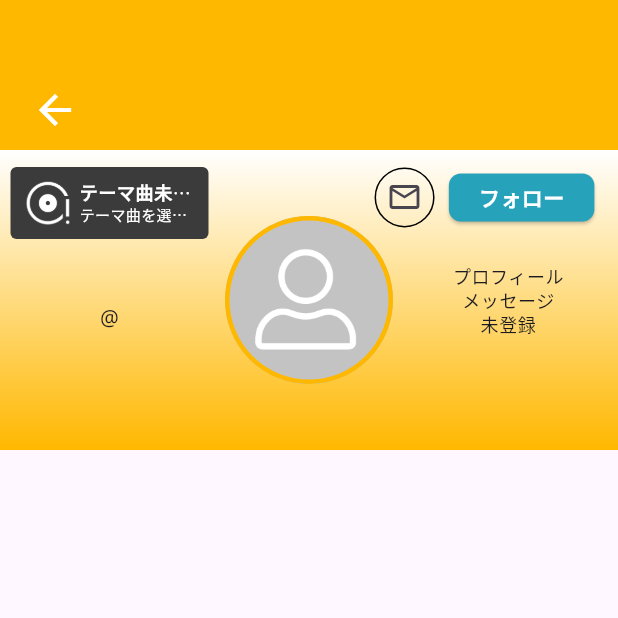
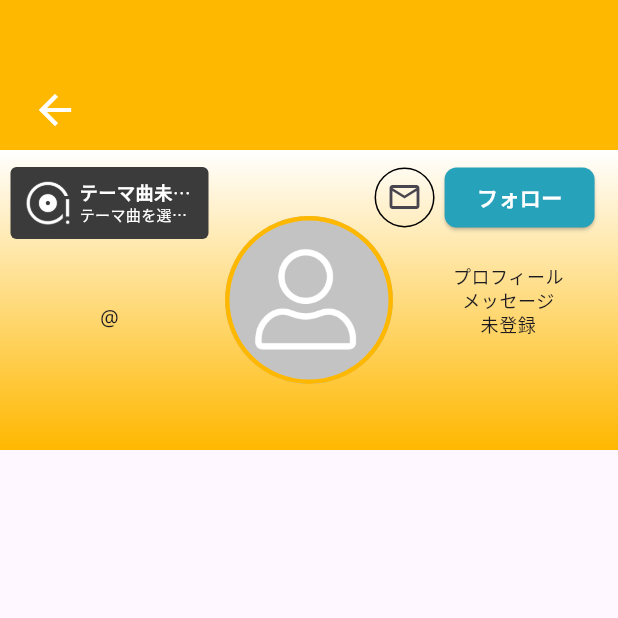
Before and after one commit to aru-gone2002/putone, a Flutter app: the screen it shows once a user with an empty profile is signed in, after a tap on an icon or button, on a phone screen of 412 x 824 dp, the top half of it. Run offline on Flutter 3.47's test engine with Material 3 defaults, Android fonts, the phone set to English and light mode, and no system bars; drawn by our look-alikes of extended_image; our stand-ins replace cloud_firestore, drift, firebase_auth, firebase_core, firebase_storage, flutter_dotenv and 8 more; missing offline and left inert: firebase_app_check, sqlite3; accounts and stored records are empty; generated files the repository leaves out were written again.

Commit message:
ユーザー検索機能から自分以外のユーザーのプロフィール画面に飛べるようにインターフェースを揃えた。

```diff
--- a/lib/view/profile/friend_profile_page.dart
+++ b/lib/view/profile/friend_profile_page.dart
@@ -3,15 +3,16 @@ import 'package:flutter_riverpod/flutter_riverpod.dart';
 import 'package:putone/constants/height.dart';
 import 'package:putone/constants/strings.dart';
 import 'package:putone/constants/width.dart';
+import 'package:putone/data/user_profile/user_profile.dart';
 import 'package:putone/providers/user_profile_provider.dart';
 import 'package:putone/theme/app_color_theme.dart';
 import 'package:putone/view_model/profile_view_model.dart';
 import 'package:extended_image/extended_image.dart';
 
 class FriendProfilePage extends ConsumerStatefulWidget {
-  const FriendProfilePage({super.key, required this.uid});
+  const FriendProfilePage({super.key, required this.userProfile});
 
-  final String uid;
+  final UserProfile userProfile;
 
   @override
   ConsumerState<FriendProfilePage> createState() {
@@ -20,24 +21,25 @@ class FriendProfilePage extends ConsumerStatefulWidget {
 }
 
 class FriendProfilePageState extends ConsumerState<FriendProfilePage> {
+  // --------------------------
+  // フォローボタン変化の仮実装用
+  bool isFollowing = false;
+  // --------------------------
+
   @override
   void initState() {
     super.initState();
-    ref.read(userProfileProvider);
   }
 
   @override
   Widget build(BuildContext context) {
-    final ProfileViewModel profileViewModel = ProfileViewModel();
     final GlobalObjectKey<ScaffoldState> scaffoldKey = GlobalObjectKey(context);
-    profileViewModel.setRef(ref);
 
     const double sideProfileWidth = 132;
     const double profileImgSize = 112;
 
     // Firestoreからプロフィール情報を取得する
     //print(widget.uid);
-    profileViewModel.getUserProfile(widget.uid);
     //print(profileViewModel.userId);
 
     return Scaffold(
@@ -68,7 +70,7 @@ class FriendProfilePageState extends ConsumerState<FriendProfilePage> {
                 Align(
                   alignment: const Alignment(0, 0.6),
                   child: Text(
-                    profileViewModel.userName,
+                    widget.userProfile.userName,
                     style: Theme.of(context).textTheme.titleLarge!.copyWith(
                           color: Colors.white,
                           fontWeight: FontWeight.bold,
@@ -109,9 +111,9 @@ class FriendProfilePageState extends ConsumerState<FriendProfilePage> {
                     child: Row(
                       crossAxisAlignment: CrossAxisAlignment.center,
                       children: [
-                        (profileViewModel.themeMusicImg != '')
+                        (widget.userProfile.themeMusicImg != '')
                             ? ExtendedImage.network(
-                                profileViewModel.themeMusicImg,
+                                widget.userProfile.themeMusicImg,
                                 height: favoriteMusicImgHeight,
                                 width: favoriteMusicImgWidth,
                                 fit: BoxFit.cover,
@@ -132,8 +134,8 @@ class FriendProfilePageState extends ConsumerState<FriendProfilePage> {
                             crossAxisAlignment: CrossAxisAlignment.start,
                             children: [
                               Text(
-                                (profileViewModel.themeMusicName != '')
-                                    ? profileViewModel.themeMusicName
+                                (widget.userProfile.themeMusicName != '')
+                                    ? widget.userProfile.themeMusicName
                                     : themeSongIsNotSelectedText,
                                 style: Theme.of(context)
                                     .textTheme
@@ -146,8 +148,8 @@ class FriendProfilePageState extends ConsumerState<FriendProfilePage> {
                                 maxLines: 1,
                               ),
                               Text(
-                                (profileViewModel.themeMusicArtistName != '')
-                                    ? profileViewModel.themeMusicArtistName
+                                (widget.userProfile.themeMusicArtistName != '')
+                                    ? widget.userProfile.themeMusicArtistName
                                     : askToSettingThemeSongText,
                                 overflow: TextOverflow.ellipsis,
                                 maxLines: 1,
@@ -171,7 +173,7 @@ class FriendProfilePageState extends ConsumerState<FriendProfilePage> {
                       mainAxisSize: MainAxisSize.min,
                       children: [
                         Text(
-                          profileViewModel.userName,
+                          widget.userProfile.userName,
                           maxLines: 1,
                           overflow: TextOverflow.ellipsis,
                           style: Theme.of(context)
@@ -180,7 +182,7 @@ class FriendProfilePageState extends ConsumerState<FriendProfilePage> {
                               .copyWith(fontWeight: FontWeight.bold),
                         ),
                         Text(
-                          '@${profileViewModel.userId}',
+                          '@${widget.userProfile.userId}',
                           maxLines: 1,
                           overflow: TextOverflow.ellipsis,
                           style: Theme.of(context).textTheme.bodyMedium,
@@ -191,9 +193,9 @@ class FriendProfilePageState extends ConsumerState<FriendProfilePage> {
                 ),
                 Align(
                   alignment: const Alignment(0, 0),
-                  child: (profileViewModel.userImg != '')
+                  child: (widget.userProfile.userImg != '')
                       ? ExtendedImage.network(
-                          profileViewModel.userImg,
+                          widget.userProfile.userImg,
                           width: profileImgSize,
                           height: profileImgSize,
                           fit: BoxFit.cover,
@@ -232,12 +234,15 @@ class FriendProfilePageState extends ConsumerState<FriendProfilePage> {
                   alignment: const Alignment(0.9, -0.9),
                   child: ElevatedButton.icon(
                     onPressed: () {
+                      setState(() => isFollowing = !isFollowing);
                       print('Pressed follow button.');
                     },
-                    label: const Text('フォロー'),
+                    label: Text((!isFollowing) ? 'フォロー' : 'フォロー中'),
                     style: ElevatedButton.styleFrom(
-                      minimumSize: Size.zero,
-                      backgroundColor: AppColorTheme.color().accentColor,
+                      fixedSize: const Size(100, 6),
+                      backgroundColor: (!isFollowing)
+                          ? AppColorTheme.color().accentColor
+                          : AppColorTheme.color().gray1,
                       foregroundColor: Colors.white,
                       textStyle:
                           Theme.of(context).textTheme.bodyMedium!.copyWith(
@@ -247,8 +252,8 @@ class FriendProfilePageState extends ConsumerState<FriendProfilePage> {
                         borderRadius: BorderRadius.circular(8),
                       ),
                       padding: const EdgeInsets.symmetric(
-                        horizontal: 20,
-                        vertical: 6,
+                        horizontal: 10,
+                        vertical: 2,
                       ),
                     ),
                   ),
@@ -258,8 +263,8 @@ class FriendProfilePageState extends ConsumerState<FriendProfilePage> {
                   child: SizedBox(
                     width: sideProfileWidth,
                     child: Text(
-                      (profileViewModel.userProfileMsg != '')
-                          ? profileViewModel.userProfileMsg
+                      (widget.userProfile.userProfileMsg != '')
+                          ? widget.userProfile.userProfileMsg
                           : notRegisteredProfileMsgText,
                       overflow: TextOverflow.clip,
                       textAlign: TextAlign.center,
--- a/lib/view/profile/profile_page.dart
+++ b/lib/view/profile/profile_page.dart
@@ -1,3 +1,4 @@
+import 'package:cloud_firestore/cloud_firestore.dart';
 import 'package:extended_image/extended_image.dart';
 import 'package:flutter/material.dart';
 import 'package:flutter_riverpod/flutter_riverpod.dart';
@@ -6,6 +7,7 @@ import 'package:putone/constants/routes.dart';
 import 'package:putone/constants/strings.dart';
 import 'package:putone/constants/width.dart';
 import 'package:putone/data/spotify_track/spotify_track.dart';
+import 'package:putone/data/user_profile/user_profile.dart';
 import 'package:putone/local_database.dart';
 import 'package:putone/theme/app_color_theme.dart';
 import 'package:putone/view/profile/friend_profile_page.dart';
@@ -42,6 +44,46 @@ class ProfilePage extends ConsumerWidget {
     Future<void> createPostFunction(SpotifyTrack spotifyTrack) async {
       toPostAddMsgPage(context: context, selectedTrack: spotifyTrack);
     }
+
+    //--------------------------------------------
+    //自分以外のプロフィールを参照するために仮に必要な関数
+    Future<UserProfile> getFriendProfile() async {
+      FirebaseFirestore firestore = FirebaseFirestore.instance;
+      final UserProfile friendProfile;
+      final emptyProfile = UserProfile(
+        uid: '',
+        userId: '',
+        userName: '',
+        userImg: '',
+        themeMusicImg: '',
+        themeMusicArtistName: '',
+        themeMusicName: '',
+        themeMusicSpotifyUrl: '',
+        themeMusicPreviewUrl: '',
+        userProfileMsg: '',
+        userSpotifyConnected: false,
+        userSignUpTimestamp: DateTime.now(),
+        userLastLoginTimestamp: DateTime.now(),
+        communityId: '',
+      );
+      try {
+        final response = await firestore
+            .collection('users')
+            .where('uid', isEqualTo: 'Vb7Zw9p9mJQERwZtlG8ORVtgdLG3')
+            .get();
+        if (response.docs.isNotEmpty) {
+          friendProfile = UserProfile.fromJson(response.docs.first.data());
+          return friendProfile;
+        } else {
+          print('該当するアカウントはありません');
+          return emptyProfile;
+        }
+      } catch (e) {
+        print('Error getting user from Firestore: $e');
+        return emptyProfile;
+      }
+    }
+    //--------------------------------------------
 
     return Scaffold(
       key: scaffoldKey,
@@ -373,12 +415,16 @@ class ProfilePage extends ConsumerWidget {
             // FriendProfilePageに飛べるようにする
             OutlinedButton(
               onPressed: () {
-                Navigator.push(
-                  context,
-                  MaterialPageRoute(
-                      builder: (context) => const FriendProfilePage(
-                          uid: '63Dhc8HQJzbqiQ9X0wKxewiGSrt2')),
-                );
+                getFriendProfile().then((friendProfile) {
+                  Navigator.push(
+                    context,
+                    MaterialPageRoute(
+                      builder: (context) => FriendProfilePage(
+                        userProfile: friendProfile,
+                      ),
+                    ),
+                  );
+                });
               },
               child: const Text('Temporary Button for Friend\'s Profile'),
             ),
```
